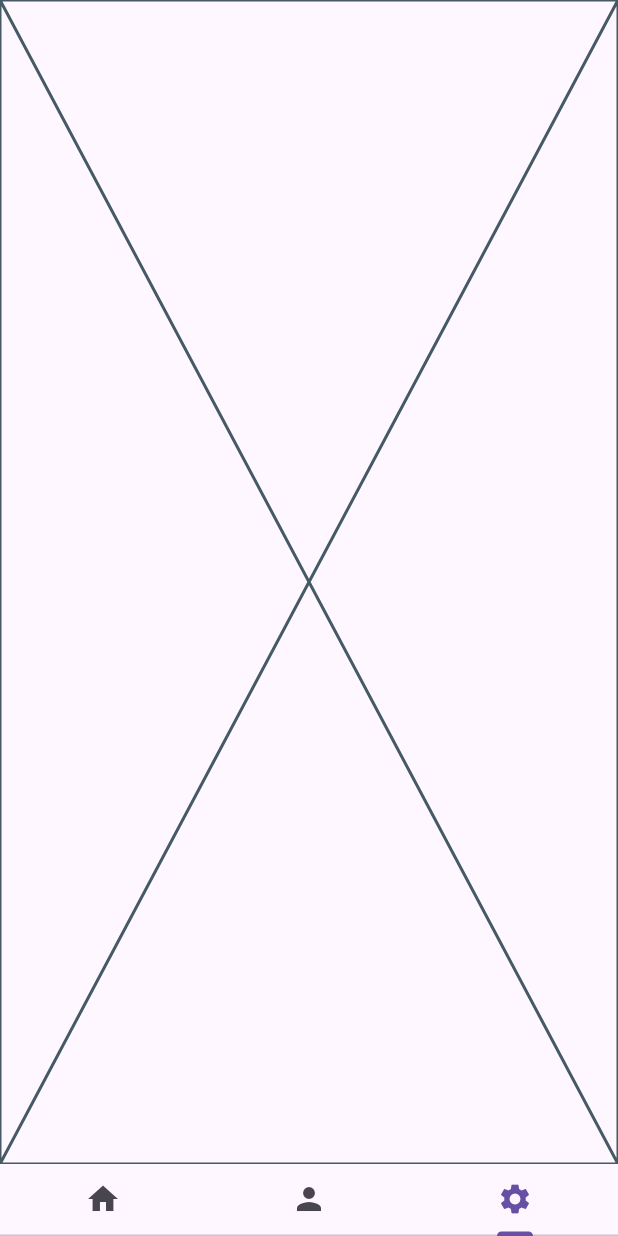
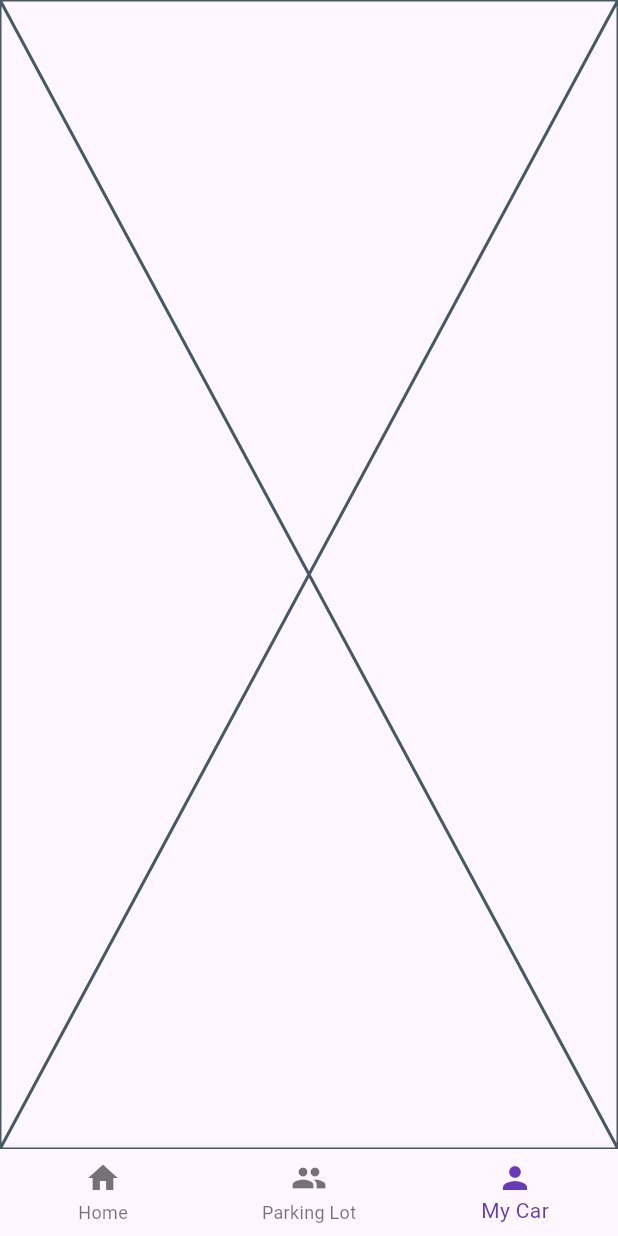
Before and after one commit to hyeonjoonpark/ORAI_IOT_APP, a Flutter app: the screen it shows after launch, item 3 of the bottom bar chosen, on a phone screen of 412 x 824 dp. Run offline on Flutter 3.47's test engine with Material 3 defaults, Android fonts, the phone set to English and light mode, and no system bars; our stand-ins replace flutter_map, flutter_screenutil, geolocator, get, latlong2; network calls fail.

Commit message:
FEAT: provider navigation bar

```diff
--- /dev/null
+++ b/devtools_options.yaml
@@ -0,0 +1 @@
+extensions:
--- a/lib/main.dart
+++ b/lib/main.dart
@@ -1,6 +1,10 @@
 import 'package:flutter/material.dart';
 import 'package:get/get.dart';
+import 'package:orai/provider/bottom_navigation_provider.dart';
+import 'package:orai/provider/count_provider.dart';
 import 'package:orai/routes/app_route.dart';
+import 'package:orai/ui/components/home.dart';
+import 'package:provider/provider.dart';
 
 Future<void> main() async {
   runApp(const MyApp());
@@ -16,6 +20,17 @@ class MyApp extends StatelessWidget {
       getPages: appRoute,
       initialRoute: "/",
       debugShowCheckedModeBanner: false,
+      home: MultiProvider(
+        providers: [
+          ChangeNotifierProvider(
+            create: (BuildContext context) => CountProvider(),
+          ),
+          ChangeNotifierProvider(
+            create: (BuildContext context) => BottomNavigationProvider(),
+          ),
+        ],
+        child: Home(),
+      ),
     );
   }
 }
--- /dev/null
+++ b/lib/provider/bottom_navigation_provider.dart
@@ -0,0 +1,11 @@
+import 'package:flutter/cupertino.dart';
+
+class BottomNavigationProvider extends ChangeNotifier {
+  int _index = 0;
+  int get currentPage => _index;
+
+  updateCurrentPage(int index) {
+    _index = index;
+    notifyListeners();
+  }
+}
--- /dev/null
+++ b/lib/provider/count_provider.dart
@@ -0,0 +1,17 @@
+import 'package:flutter/cupertino.dart';
+
+class CountProvider extends ChangeNotifier {
+  int _count = 0;
+
+  int get count => _count;
+
+  void increment() {
+    _count++;
+    notifyListeners();
+  }
+
+  void decrement() {
+    _count--;
+    notifyListeners();
+  }
+}
--- a/lib/routes/app_route.dart
+++ b/lib/routes/app_route.dart
@@ -1,8 +1,6 @@
 import 'package:get/get.dart';
-import 'package:orai/ui/screens/home_screen.dart';
 import 'package:orai/ui/screens/parking_lot.dart';
 
 List<GetPage> appRoute = [
-  GetPage(name: "/", page: () => const MyHomePage()),
   GetPage(name: "/parkinglot", page: () => const ParkingLotPage()),
 ];
--- /dev/null
+++ b/lib/ui/components/bottom_navigation_widget.dart
@@ -0,0 +1,30 @@
+import 'package:flutter/material.dart';
+import 'package:orai/provider/bottom_navigation_provider.dart';
+
+Widget bottomNavigationBarWidget(BottomNavigationProvider provider) {
+  return BottomNavigationBar(
+    items: const [
+      BottomNavigationBarItem(
+        icon: Icon(Icons.home),
+        label: 'Home',
+      ),
+      BottomNavigationBarItem(
+        icon: Icon(
+          Icons.people,
+        ),
+        label: 'Parking Lot',
+      ),
+      BottomNavigationBarItem(
+        icon: Icon(
+          Icons.person,
+        ),
+        label: 'My Car',
+      ),
+    ],
+    onTap: (index) {
+      provider.updateCurrentPage(index);
+    },
+    currentIndex: provider.currentPage, // current page
+    selectedItemColor: Colors.deepPurple,
+  );
+}
--- /dev/null
+++ b/lib/ui/components/home.dart
@@ -0,0 +1,20 @@
+import 'package:flutter/cupertino.dart';
+import 'package:flutter/material.dart';
+import 'package:orai/provider/bottom_navigation_provider.dart';
+import 'package:orai/ui/components/bottom_navigation_widget.dart';
+import 'package:orai/ui/components/navigation_body.dart';
+import 'package:provider/provider.dart';
+
+class Home extends StatelessWidget {
+  Home({super.key});
+  late BottomNavigationProvider provider;
+
+  @override
+  Widget build(BuildContext context) {
+    provider = Provider.of<BottomNavigationProvider>(context);
+    return Scaffold(
+      body: navigationBody(provider),
+      bottomNavigationBar: bottomNavigationBarWidget(provider),
+    );
+  }
+}
--- /dev/null
+++ b/lib/ui/components/navigation_body.dart
@@ -0,0 +1,12 @@
+import 'package:flutter/cupertino.dart';
+import 'package:orai/provider/bottom_navigation_provider.dart';
+import 'package:orai/ui/components/home_widget.dart';
+import 'package:orai/ui/screens/parking_lot.dart';
+
+Widget navigationBody(BottomNavigationProvider provider) {
+  return provider.currentPage == 0
+      ? const HomeWidget()
+      : provider.currentPage == 1
+          ? const ParkingLotPage()
+          : const Placeholder();
+}
--- a/lib/ui/screens/home_screen.dart
+++ /dev/null
@@ -1,40 +0,0 @@
-import 'package:flutter/material.dart';
-import 'package:orai/ui/components/home_widget.dart';
-import 'package:orai/ui/components/my_car.dart';
-import 'package:orai/ui/components/my_page.dart';
-
-class MyHomePage extends StatefulWidget {
-  const MyHomePage({super.key});
-
-  @override
-  State<MyHomePage> createState() => _MyHomePageState();
-}
-
-class _MyHomePageState extends State<MyHomePage> {
-  @override
-  Widget build(BuildContext context) {
-    // DefaultTabController로 감싸줍니다.
-    return const DefaultTabController(
-      length: 3, // 탭의 갯수
-      child: Scaffold(
-        body: TabBarView(
-          // TabBarView 추가
-          children: [
-            HomeWidget(),
-            MyCarWidget(),
-            MyPageWidget(),
-          ],
-        ),
-        bottomNavigationBar: Material(
-          child: TabBar(
-            tabs: [
-              Tab(icon: Icon(Icons.home)),
-              Tab(icon: Icon(Icons.person)),
-              Tab(icon: Icon(Icons.settings)),
-            ],
-          ),
-        ),
-      ),
-    );
-  }
-}
--- a/pubspec.yaml
+++ b/pubspec.yaml
@@ -43,6 +43,7 @@ dependencies:
   latlong2: ^0.9.1
   geolocator: ^11.0.0
   url_launcher: ^6.2.6
+  provider: ^6.1.2
 
 dev_dependencies:
   flutter_test:
```
Also changed, not shown: lib/ui/components/count_home_widget.dart (added, +37 -0 lines), lib/ui/components/view_count.dart (added, +22 -0 lines), pubspec.lock.
